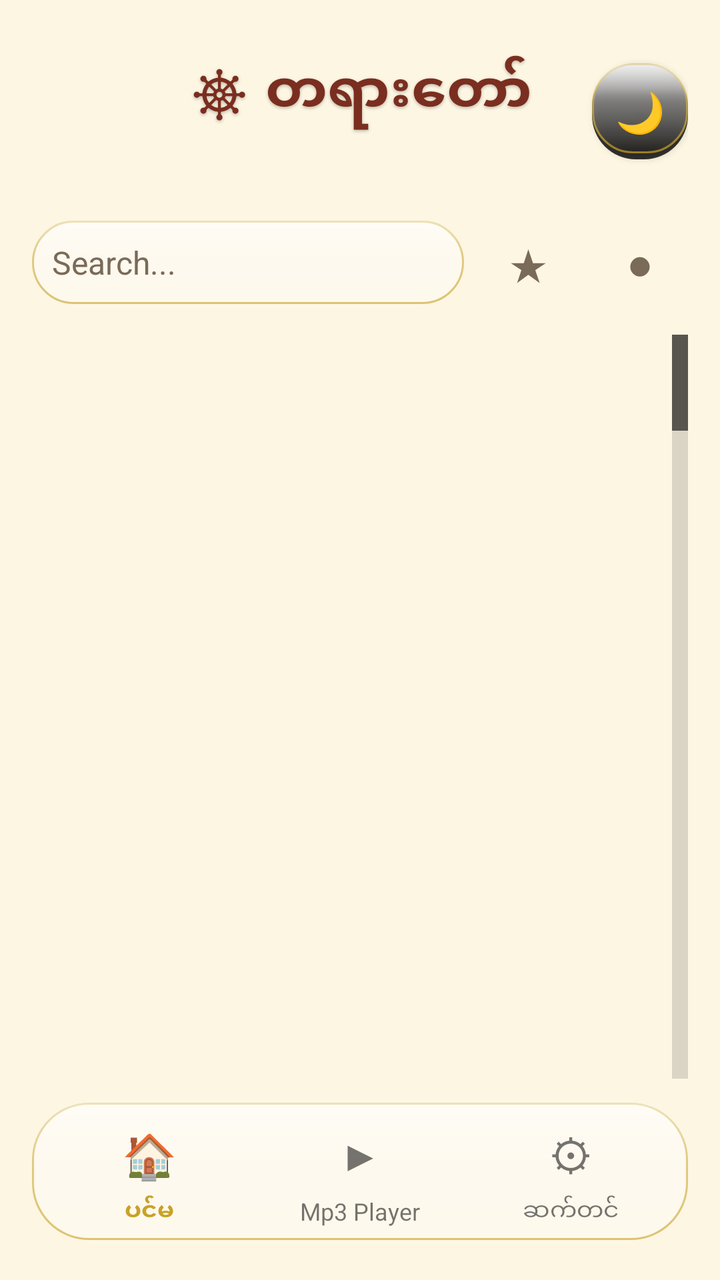
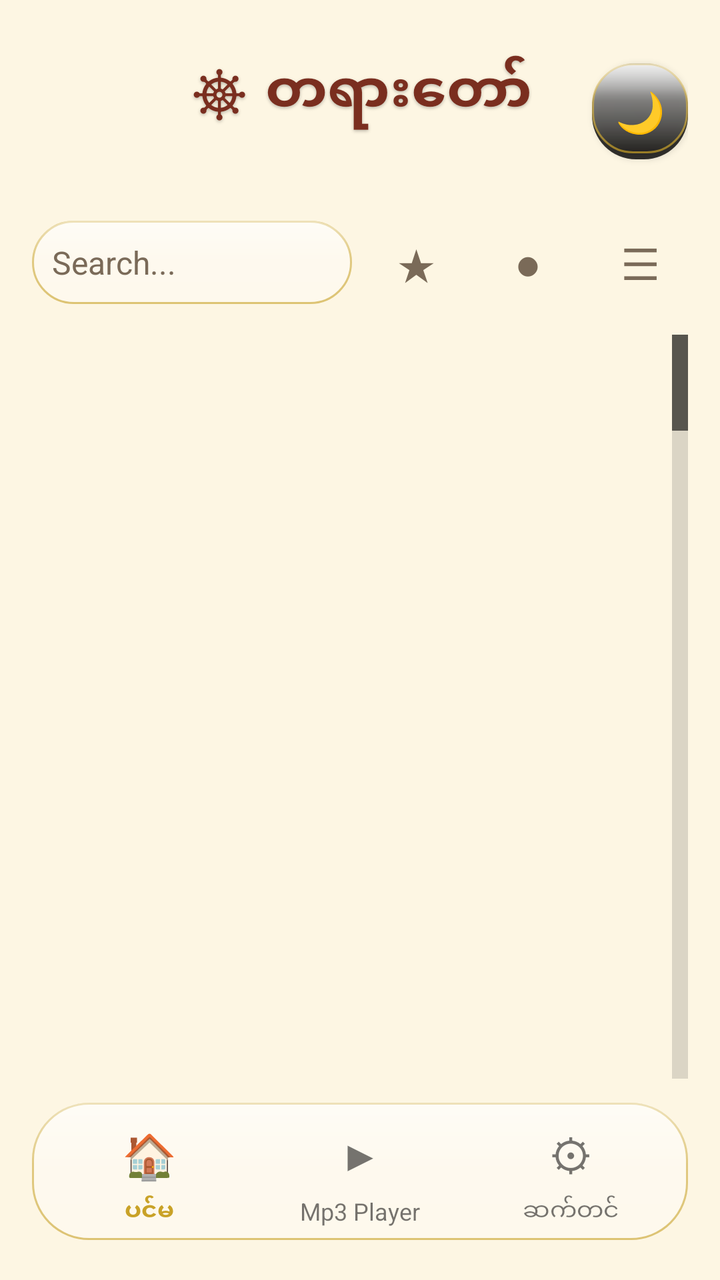

The first picture is an Android layout as it rendered before a commit; the second is the same layout after the commit. The layout source and the unified diff follow.
<!-- AndroidManifest.xml: application theme AppTheme -->
<!-- res/layout/activity_main.xml -->
<?xml version="1.0" encoding="utf-8"?>
<LinearLayout xmlns:android="http://schemas.android.com/apk/res/android"
    android:id="@+id/root"
    android:layout_width="match_parent"
    android:layout_height="match_parent"
    android:background="@color/bg"
    android:orientation="vertical"
    android:padding="16dp">
    <RelativeLayout
        android:layout_width="match_parent"
        android:layout_height="wrap_content">
        <TextView
            android:id="@+id/titleText"
            android:layout_width="wrap_content"
            android:layout_height="wrap_content"
            android:layout_centerHorizontal="true"
            android:text="☸ တရားတော်"
            android:shadowColor="#40000000"
            android:shadowDx="0"
            android:shadowDy="2"
            android:shadowRadius="4"
            android:textColor="@color/maroon"
            android:textSize="28sp"
            android:textStyle="bold" />
        
        <Button
            android:id="@+id/themeToggle"
            android:layout_width="48dp"
            android:layout_height="48dp"
            android:layout_alignParentRight="true"
            android:layout_centerVertical="true"
            android:background="@drawable/glass_icon_3d"
            android:text="🌙"
            android:contentDescription="နေ့/ည ပြောင်းရန်"
            android:textColor="@color/maroon"
            android:textSize="20sp" />
    </RelativeLayout>
    
    <LinearLayout
        android:layout_width="match_parent"
        android:layout_height="wrap_content"
        android:layout_marginTop="12dp"
        android:gravity="center_vertical"
        android:orientation="horizontal">
        <EditText
            android:id="@+id/search"
            android:layout_width="0dp"
            android:layout_height="wrap_content"
            android:layout_weight="1"
            android:background="@drawable/search_bg"
            android:hint="Search..."
            android:padding="10dp"
            android:textColor="@color/ink"
            android:textColorHint="@color/muted"
            android:textSize="16sp" />
        
        <TextView
            android:id="@+id/searchClear"
            android:layout_width="48dp"
            android:layout_height="48dp"
            android:background="@drawable/glass_icon_3d"
            android:gravity="center"
            android:text="✕"
            android:textColor="@color/gold"
            android:textSize="20sp"
            android:visibility="gone" />
        <TextView
            android:id="@+id/favFilterBtn"
            android:layout_width="48dp"
            android:layout_height="48dp"
            android:layout_marginStart="8dp"
            android:background="?android:attr/selectableItemBackgroundBorderless"
            android:gravity="center"
            android:includeFontPadding="false"
            android:text="★"
            android:textColor="@color/muted"
            android:textSize="22sp" />
        
        <TextView
            android:id="@+id/newFilterBtn"
            android:layout_width="48dp"
            android:layout_height="48dp"
            android:layout_marginStart="8dp"
            android:background="?android:attr/selectableItemBackgroundBorderless"
            android:gravity="center"
            android:includeFontPadding="false"
            android:text="●"
            android:textColor="@color/muted"
            android:textSize="22sp" />
    </LinearLayout>
    
    <LinearLayout
        android:id="@+id/favShelfWrap"
        android:layout_width="match_parent"
        android:layout_height="wrap_content"
        android:layout_marginTop="12dp"
        android:orientation="vertical"
        android:visibility="gone">
        <TextView
            android:layout_width="wrap_content"
            android:layout_height="wrap_content"
            android:text="★ အကြိုက်ဆုံး ဆရာတော်များ"
            android:textColor="@color/gold"
            android:textSize="14sp"
            android:textStyle="bold" />
        <HorizontalScrollView
            android:layout_width="match_parent"
            android:layout_height="wrap_content"
            android:layout_marginTop="6dp"
            android:scrollbars="none">
            <LinearLayout
                android:id="@+id/favShelf"
                android:layout_width="wrap_content"
                android:layout_height="wrap_content"
                android:orientation="horizontal" />
        </HorizontalScrollView>
    </LinearLayout>
    
    <LinearLayout
        android:id="@+id/recentRailWrap"
        android:layout_width="match_parent"
        android:layout_height="wrap_content"
        android:layout_marginTop="12dp"
        android:orientation="vertical"
        android:visibility="gone">
        <TextView
            android:id="@+id/recentRailLabel"
            android:layout_width="wrap_content"
            android:layout_height="wrap_content"
            android:textColor="@color/gold"
            android:textSize="14sp"
            android:textStyle="bold" />
        <HorizontalScrollView
            android:layout_width="match_parent"
            android:layout_height="wrap_content"
            android:layout_marginTop="6dp"
            android:scrollbars="none">
            <LinearLayout
                android:id="@+id/recentRail"
                android:layout_width="wrap_content"
                android:layout_height="wrap_content"
                android:orientation="horizontal" />
        </HorizontalScrollView>
    </LinearLayout>
    
    <FrameLayout
        android:layout_width="match_parent"
        android:layout_height="0dp"
        android:layout_marginTop="12dp"
        android:layout_weight="1">
        <GridView
            android:id="@+id/grid"
            android:layout_width="match_parent"
            android:layout_height="match_parent"
            android:fastScrollEnabled="true"
            android:horizontalSpacing="12dp"
            android:numColumns="4"
            android:stretchMode="columnWidth"
            android:verticalSpacing="12dp" />
        <TextView
            android:id="@+id/noResultsText"
            android:layout_width="wrap_content"
            android:layout_height="wrap_content"
            android:layout_gravity="center"
            android:gravity="center"
            android:padding="16dp"
            android:textColor="@color/muted"
            android:textSize="16sp"
            android:visibility="gone" />
    </FrameLayout>
    <LinearLayout
        android:id="@+id/nowStrip"
        android:layout_width="match_parent"
        android:layout_height="wrap_content"
        android:layout_marginTop="12dp"
        android:background="@drawable/nav_glass"
        android:orientation="vertical"
        android:padding="10dp"
        android:visibility="gone">
        <LinearLayout
            android:layout_width="match_parent"
            android:layout_height="wrap_content"
            android:gravity="center_vertical"
            android:orientation="horizontal">
            
            <FrameLayout
                android:id="@+id/nowStripPhotoRing"
                android:layout_width="48dp"
                android:layout_height="48dp"
                android:layout_marginEnd="10dp"
                android:visibility="gone">
                <com.h2h.dhamma.CircleImageView
                    android:id="@+id/nowStripPhoto"
                    android:layout_width="44dp"
                    android:layout_height="44dp"
                    android:layout_gravity="center"
                    android:scaleType="centerCrop"
                    android:transitionName="roomSayadawPhoto" />
            </FrameLayout>
            <LinearLayout
                android:layout_width="0dp"
                android:layout_height="wrap_content"
                android:layout_weight="1"
                android:orientation="vertical">
                <TextView
                    android:id="@+id/nowStripText"
                    android:layout_width="match_parent"
                    android:layout_height="wrap_content"
                    android:ellipsize="end"
                    android:maxLines="1"
                    android:textColor="@color/gold"
                    android:textSize="14sp"
                    android:textStyle="bold" />
                <TextView
                    android:id="@+id/nowStripSub"
                    android:layout_width="match_parent"
                    android:layout_height="wrap_content"
                    android:ellipsize="end"
                    android:maxLines="1"
                    android:textColor="@color/muted"
                    android:textSize="12sp" />
            </LinearLayout>
        </LinearLayout>
        
            <LinearLayout
                android:layout_width="match_parent"
                android:layout_height="wrap_content"
                android:gravity="center_horizontal"
                android:orientation="horizontal">
            <TextView
                android:id="@+id/nowStripPrev"
                android:background="?android:attr/selectableItemBackgroundBorderless"
                android:layout_margin="2dp"
                android:layout_width="48dp"
                android:layout_height="48dp"
                android:gravity="center"
                android:includeFontPadding="false"
                android:text="⏮"
                android:textColor="#FFFFFF"
                android:textSize="24sp" />
            <TextView
                android:id="@+id/nowStripToggle"
                android:background="?android:attr/selectableItemBackgroundBorderless"
                android:layout_margin="2dp"
                android:layout_width="48dp"
                android:layout_height="48dp"
                android:gravity="center"
                android:includeFontPadding="false"
                android:text="▶"
                android:textColor="#FFFFFF"
                android:textSize="24sp" />
            <TextView
                android:id="@+id/nowStripNext"
                android:background="?android:attr/selectableItemBackgroundBorderless"
                android:layout_margin="2dp"
                android:layout_width="48dp"
                android:layout_height="48dp"
                android:gravity="center"
                android:includeFontPadding="false"
                android:text="⏭"
                android:textColor="#FFFFFF"
                android:textSize="24sp" />

            
            
            
            </LinearLayout>
        
        <ProgressBar
            android:id="@+id/nowStripProgress"
            style="?android:attr/progressBarStyleHorizontal"
            android:layout_width="match_parent"
            android:layout_height="4dp"
            android:layout_marginTop="6dp"
            android:max="1000"
            android:progress="0"
            android:progressBackgroundTint="#40C9A227"
            android:progressTint="#C9A227" />
    </LinearLayout>
    <LinearLayout
        android:id="@+id/navBar"
        android:layout_width="match_parent"
        android:layout_height="wrap_content"
        android:background="@drawable/nav_glass"
        android:layout_marginTop="12dp"
        android:layout_marginBottom="4dp"
        android:elevation="8dp"
        android:orientation="horizontal"
        android:padding="6dp">
        <LinearLayout
            android:id="@+id/navMainItem"
            android:layout_width="0dp"
            android:layout_height="wrap_content"
            android:layout_weight="1"
            android:gravity="center"
            android:orientation="vertical">
            
            <TextView
                android:id="@+id/navMainIcon"
                android:layout_width="40dp"
                android:layout_height="40dp"
                android:background="?android:attr/selectableItemBackgroundBorderless"
                android:gravity="center"
                android:text="🏠"
                android:textColor="@color/gold"
                android:textSize="22sp" />
            <TextView
                android:id="@+id/navMainLabel"
                android:layout_width="wrap_content"
                android:layout_height="wrap_content"
                android:text="ပင်မ"
                android:textColor="@color/gold"
                android:textSize="12sp"
                android:textStyle="bold" />
        </LinearLayout>
        <LinearLayout
            android:id="@+id/navPlayerItem"
            android:layout_width="0dp"
            android:layout_height="wrap_content"
            android:layout_weight="1"
            android:gravity="center"
            android:orientation="vertical">
            <TextView
                android:id="@+id/navPlayerIcon"
                android:layout_width="40dp"
                android:layout_height="40dp"
                android:background="?android:attr/selectableItemBackgroundBorderless"
                android:gravity="center"
                android:text="▶"
                android:textSize="22sp" />
            <TextView
                android:id="@+id/navPlayerLabel"
                android:layout_width="wrap_content"
                android:layout_height="wrap_content"
                android:text="Mp3 Player"
                android:textSize="12sp" />
        </LinearLayout>
        <LinearLayout
            android:id="@+id/navSettingsItem"
            android:layout_width="0dp"
            android:layout_height="wrap_content"
            android:layout_weight="1"
            android:gravity="center"
            android:orientation="vertical">
            <TextView
                android:id="@+id/navSettingsIcon"
                android:layout_width="40dp"
                android:layout_height="40dp"
                android:background="?android:attr/selectableItemBackgroundBorderless"
                android:gravity="center"
                android:text="⚙"
                android:textSize="22sp" />
            <TextView
                android:id="@+id/navSettingsLabel"
                android:layout_width="wrap_content"
                android:layout_height="wrap_content"
                android:text="ဆက်တင်"
                android:textSize="12sp" />
        </LinearLayout>
    </LinearLayout>
</LinearLayout>
<!-- resources referenced by this layout -->
<resources>
  <color name="bg">#FDF6E3</color>
  <color name="gold">#C9A227</color>
  <color name="ink">#3B2314</color>
  <color name="maroon">#7A2E1F</color>
  <color name="muted">#7A6A58</color>
  <!-- drawable glass_icon_3d (drawable) -->
  <?xml version="1.0" encoding="utf-8"?>
  <layer-list xmlns:android="http://schemas.android.com/apk/res/android">
      
      <item>
          <shape android:shape="rectangle">
              <solid android:color="#CC000000" />
              <corners android:radius="22dp" />
          </shape>
      </item>
      
      <item android:bottom="3dp">
          <shape android:shape="rectangle">
              <gradient
                  android:angle="270"
                  android:startColor="#CCFFFFFF"
                  android:centerColor="#40FFFFFF"
                  android:centerY="0.42"
                  android:endColor="#33000000"
                  android:type="linear" />
              <stroke android:width="1dp" android:color="#B3C9A227" />
              <corners android:radius="20dp" />
          </shape>
      </item>
      
      <item android:bottom="3dp">
          <shape android:shape="rectangle">
              <gradient
                  android:angle="270"
                  android:startColor="#99FFFFFF"
                  android:centerColor="#33FFFFFF"
                  android:centerY="0.35"
                  android:endColor="#00FFFFFF"
                  android:type="linear" />
              <corners android:radius="20dp" />
          </shape>
      </item>
  </layer-list>
  <!-- drawable nav_glass (drawable) -->
  <?xml version="1.0" encoding="utf-8"?>
  <layer-list xmlns:android="http://schemas.android.com/apk/res/android">
      <item>
          <shape android:shape="rectangle">
              <solid android:color="#59FFFFFF" />
              <stroke android:width="1dp" android:color="#99C9A227" />
              <corners android:radius="28dp" />
          </shape>
      </item>
      <item>
          <shape android:shape="rectangle">
              <gradient android:angle="270" android:startColor="#80FFFFFF" android:centerColor="#1AFFFFFF" android:centerY="0.45" android:endColor="#00FFFFFF" android:type="linear" />
              <corners android:radius="28dp" />
          </shape>
      </item>
  </layer-list>
  <!-- drawable search_bg (drawable) -->
  <?xml version="1.0" encoding="utf-8"?>
  <layer-list xmlns:android="http://schemas.android.com/apk/res/android">
      <item>
          <shape android:shape="rectangle">
              <solid android:color="#59FFFFFF" />
              <stroke android:width="1dp" android:color="#99C9A227" />
              <corners android:radius="28dp" />
          </shape>
      </item>
      <item>
          <shape android:shape="rectangle">
              <gradient android:angle="270" android:startColor="#80FFFFFF" android:centerColor="#1AFFFFFF" android:centerY="0.45" android:endColor="#00FFFFFF" android:type="linear" />
              <corners android:radius="28dp" />
          </shape>
      </item>
  </layer-list>
  <style name="AppTheme" parent="android:Theme.Material.Light.NoActionBar">
          <item name="android:colorPrimary">@color/maroon</item>
          <item name="android:colorPrimaryDark">@color/maroon</item>
          <item name="android:colorAccent">@color/gold</item>
          <item name="android:windowBackground">@color/bg</item>
          <item name="android:textColorPrimary">@color/ink</item>
          
          <item name="android:alertDialogTheme">@style/DhammaAlertDialog</item>
          
          <item name="android:windowContentTransitions">true</item>
      </style>
  <style name="DhammaAlertDialog" parent="@android:style/Theme.Material.Light.Dialog.Alert">
          <item name="android:windowAnimationStyle">@style/DhammaDialogAnimation</item>
      </style>
  <style name="DhammaDialogAnimation">
          <item name="android:windowEnterAnimation">@anim/dlg_in</item>
          <item name="android:windowExitAnimation">@anim/dlg_out</item>
      </style>
</resources>

<!-- the commit's change to res/layout/activity_main.xml (unified diff, before → after) -->
@@ -87,8 +87,39 @@
             android:text="●"
             android:textColor="@color/muted"
             android:textSize="22sp" />
-    </LinearLayout>
-    
+        
+        <TextView
+            android:id="@+id/listViewBtn"
+            android:layout_width="48dp"
+            android:layout_height="48dp"
+            android:layout_marginStart="8dp"
+            android:background="?android:attr/selectableItemBackgroundBorderless"
+            android:gravity="center"
+            android:includeFontPadding="false"
+            android:text="☰"
+            android:textColor="@color/muted"
+            android:textSize="22sp" />
+    </LinearLayout>
+    
+    
+    <LinearLayout
+        android:id="@+id/recentSearchWrap"
+        android:layout_width="match_parent"
+        android:layout_height="wrap_content"
+        android:layout_marginTop="12dp"
+        android:orientation="vertical"
+        android:visibility="gone">
+        <HorizontalScrollView
+            android:layout_width="match_parent"
+            android:layout_height="wrap_content"
+            android:scrollbars="none">
+            <LinearLayout
+                android:id="@+id/recentSearchRow"
+                android:layout_width="wrap_content"
+                android:layout_height="wrap_content"
+                android:orientation="horizontal" />
+        </HorizontalScrollView>
+    </LinearLayout>
     <LinearLayout
         android:id="@+id/favShelfWrap"
         android:layout_width="match_parent"
@@ -114,6 +145,36 @@
                 android:layout_height="wrap_content"
                 android:orientation="horizontal" />
         </HorizontalScrollView>
+    </LinearLayout>
+    
+    <LinearLayout
+        android:id="@+id/favNewRow"
+        android:layout_width="match_parent"
+        android:layout_height="wrap_content"
+        android:layout_marginTop="12dp"
+        android:background="@drawable/nav_glass"
+        android:gravity="center_vertical"
+        android:orientation="horizontal"
+        android:padding="12dp"
+        android:visibility="gone">
+        <TextView
+            android:id="@+id/favNewRowLabel"
+            android:layout_width="wrap_content"
+            android:layout_height="wrap_content"
+            android:text="★ အသစ် ဖွင့်မယ်"
+            android:textColor="@color/gold"
+            android:textSize="15sp"
+            android:textStyle="bold" />
+        <TextView
+            android:id="@+id/favNewRowCount"
+            android:layout_width="0dp"
+            android:layout_height="wrap_content"
+            android:layout_marginStart="8dp"
+            android:layout_weight="1"
+            android:ellipsize="end"
+            android:maxLines="1"
+            android:textColor="@color/ink"
+            android:textSize="15sp" />
     </LinearLayout>
     
     <LinearLayout
